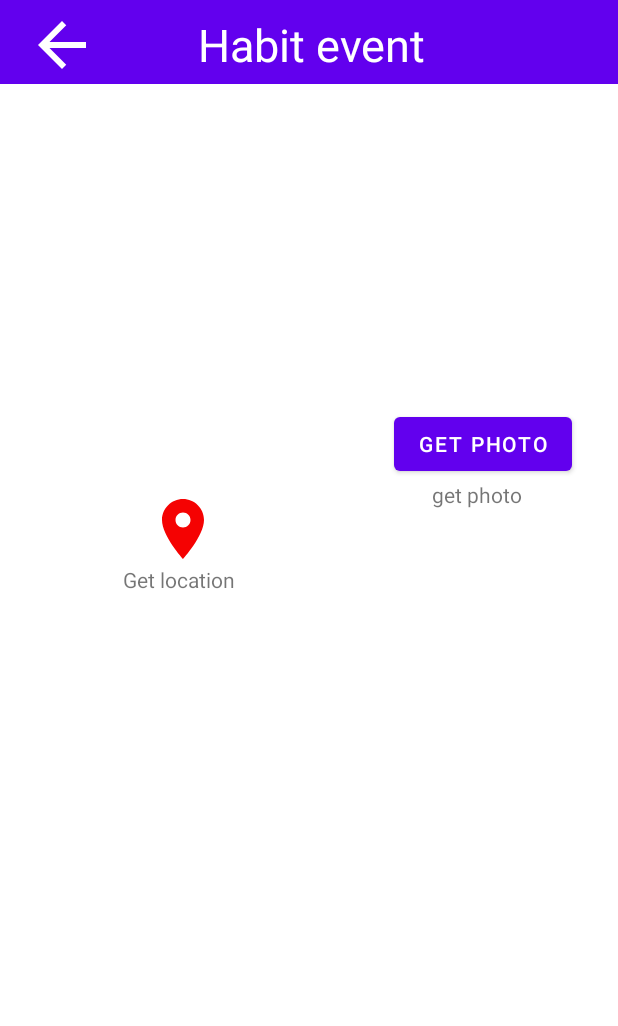
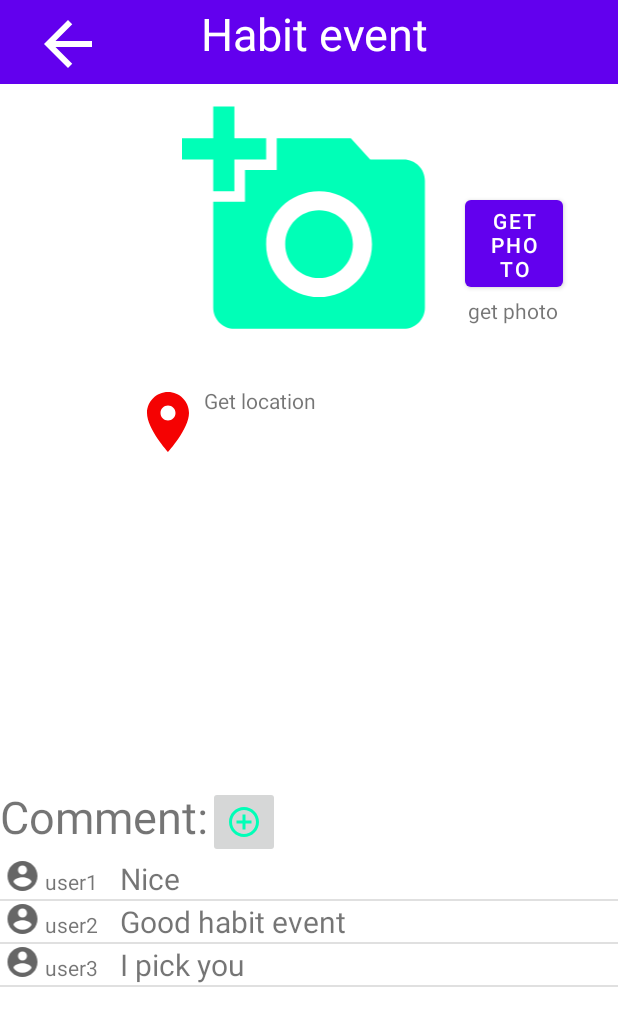
Before and after one commit to CMPUT301F21T27/Habit-tracker, an Android app: the HabitEventActivity screen opened directly, with no data from a screen before it, on a phone screen of 412 x 824 dp. Shown: the top 1026 px of the screen. Run offline under Robolectric (Android 15) with nearby library versions, the phone set to English and light mode, and no system bars.

Commit message:
updated comment

```diff
--- a/app/src/main/AndroidManifest.xml
+++ b/app/src/main/AndroidManifest.xml
@@ -40,7 +40,6 @@
             android:name=".MapsActivity"
             android:exported="true"
             android:label="@string/title_activity_maps" />
-
         <activity android:name=".HabitEventActivity"></activity>
         <activity android:name=".LocationActivity"></activity>
         <activity android:name=".PhotoActivity"></activity>
--- /dev/null
+++ b/app/src/main/java/com/example/team404/Comment.java
@@ -0,0 +1,21 @@
+package com.example.team404;
+
+import java.io.Serializable;
+
+public class Comment implements Serializable {
+    private String account_photo;
+    private String comment;
+
+    public Comment(String account_photo, String comment) {
+        this.account_photo = account_photo;
+        this.comment = comment;
+    }
+
+    public String getAccount_photo() {
+        return this.account_photo;
+    }
+
+    public String getComment() {
+        return this.comment;
+    }
+}
--- /dev/null
+++ b/app/src/main/java/com/example/team404/CommentList.java
@@ -0,0 +1,42 @@
+package com.example.team404;
+
+import android.content.Context;
+import android.view.LayoutInflater;
+import android.view.View;
+import android.view.ViewGroup;
+import android.widget.ArrayAdapter;
+import android.widget.TextView;
+
+import androidx.annotation.NonNull;
+import androidx.annotation.Nullable;
+
+import java.util.ArrayList;
+
+public class CommentList extends ArrayAdapter<Comment> {
+    private ArrayList<Comment> comments;
+    private Context context;
+
+
+    public CommentList(@NonNull Context context, ArrayList<Comment> comments) {
+        super(context, 0, comments);
+        this.comments = comments;
+        this.context = context;
+    }
+
+    @NonNull
+    @Override
+    public View getView(int position, @Nullable View convertView, @NonNull ViewGroup parent) {
+        //return super.getView(position, convertView, parent);
+        View view = convertView;
+        if(view == null){
+            view = LayoutInflater.from(context).inflate(R.layout.comment_content, parent,false);
+        }
+        Comment comment = comments.get(position);
+        //ImageView account_photo = view.findViewById(R.id.account_photo);
+        TextView account = view.findViewById(R.id.account_text);
+        TextView commentName = view.findViewById(R.id.comment_text);
+        account.setText(comment.getAccount_photo());
+        commentName.setText(comment.getComment());
+        return view;
+    }
+}
--- a/app/src/main/java/com/example/team404/Content.java
+++ b/app/src/main/java/com/example/team404/Content.java
@@ -6,8 +6,6 @@ import android.view.View;
 import android.view.ViewGroup;
 import android.widget.ArrayAdapter;
 import android.widget.TextView;
-
-import org.w3c.dom.Text;
 
 import java.text.SimpleDateFormat;
 import java.util.ArrayList;
--- a/app/src/main/java/com/example/team404/HabitEventActivity.java
+++ b/app/src/main/java/com/example/team404/HabitEventActivity.java
@@ -1,16 +1,20 @@
 package com.example.team404;
 
 
+import android.app.AlertDialog;
 import android.app.Dialog;
+import android.content.DialogInterface;
 import android.content.Intent;
 import android.os.Bundle;
 import android.util.Log;
-
 import android.view.View;
+import android.widget.AdapterView;
+import android.widget.ArrayAdapter;
 import android.widget.Button;
+import android.widget.ImageButton;
 import android.widget.ImageView;
+import android.widget.ListView;
 import android.widget.TextView;
-
 import android.widget.Toast;
 
 import androidx.appcompat.app.AppCompatActivity;
@@ -18,12 +22,20 @@ import androidx.appcompat.app.AppCompatActivity;
 import com.google.android.gms.common.ConnectionResult;
 import com.google.android.gms.common.GoogleApiAvailability;
 
-public class HabitEventActivity extends AppCompatActivity {
+import java.util.ArrayList;
+
+public class HabitEventActivity extends AppCompatActivity implements AddCommentFragment.onFragmentInteractionListener, EditCommentFragment.onFragmentInteractionListener  {
     private static final int SECOND_ACTIVITY_REQUEST_CODE = 0;
     private Button LocationButton;
     private Button PhotoButton;
     private ImageView backImage;
     private ImageView LocationImage;
+
+    ListView commentList;
+    ArrayAdapter<Comment> commentAdapter;
+    ArrayList<Comment> commentDataList;
+    int position;
+
 
     private TextView locationvIEW;
     private TextView photo;
@@ -36,6 +48,56 @@ public class HabitEventActivity extends AppCompatActivity {
         super.onCreate(savedInstanceState);
         setContentView(R.layout.activity_habit_event);
 
+        commentList = findViewById(R.id.comment_list);
+
+        String []comments ={"user1", "user2", "user3"};
+        String []accounts = {"Nice", "Good habit event", "I pick you"};
+
+        commentDataList = new ArrayList<>();
+        for (int i=0; i<comments.length;i++){
+            commentDataList.add(new Comment(comments[i], accounts[i]));
+        }
+        commentAdapter = new CommentList(this, commentDataList);
+        commentList.setAdapter(commentAdapter);
+        commentList.setOnItemClickListener(new AdapterView.OnItemClickListener() {
+            @Override
+            public void onItemClick(AdapterView<?> adapterView, View view, int i, long l) {
+                position = i;
+
+                Comment list_info = (Comment) commentList.getItemAtPosition(i);
+                EditCommentFragment editCommentFragment = EditCommentFragment.newInstance(list_info);
+                editCommentFragment.show(getSupportFragmentManager(), "EDIT COMMENT");
+            }
+        });
+        commentList.setOnItemLongClickListener(new AdapterView.OnItemLongClickListener() {
+            @Override
+            public boolean onItemLongClick(AdapterView<?> parent, View view, int
+                    position, long id) {
+                final int selected_item = position;
+
+                new AlertDialog.Builder(HabitEventActivity.this).
+                        setIcon(android.R.drawable.ic_delete)
+                        .setTitle("Are you sure...")
+                        .setMessage("Do you want to delete the comment?")
+                        .setPositiveButton("Yes", new DialogInterface.OnClickListener() {
+                            @Override
+                            public void onClick(DialogInterface dialog, int which)
+                            {
+                                commentDataList.remove(selected_item);
+                                commentAdapter.notifyDataSetChanged();
+                            }
+                        })
+                        .setNegativeButton("No" , null).show();
+
+                return true;
+            }
+        });
+
+
+        final ImageButton addCommentButton = findViewById(R.id.add_comment);
+        addCommentButton.setOnClickListener(v -> {
+            new AddCommentFragment().show(getSupportFragmentManager(), "ADD COMMENT");
+        });
 
         if(isServicesOK()){
             init();
@@ -104,6 +166,17 @@ public class HabitEventActivity extends AppCompatActivity {
         return false;
 
     }
+    @Override
+    public void onOkPressed(Comment newCity){
+        commentAdapter.add(newCity);}
+
+    @Override
+    public void onEditOkPressed(Comment newCity){
+        commentDataList.remove(position);
+        commentAdapter.insert(newCity, position);
+    }
+    @Override
+    public void onCancelPressed(){}
 
 
 }
--- /dev/null
+++ b/app/src/main/res/drawable/ic_baseline_add_a_photo_24.xml
@@ -0,0 +1,5 @@
+<vector android:height="24dp" android:tint="#00FFB7"
+    android:viewportHeight="24" android:viewportWidth="24"
+    android:width="24dp" xmlns:android="http://schemas.android.com/apk/res/android">
+    <path android:fillColor="@android:color/white" android:pathData="M3,4V1h2v3h3v2H5v3H3V6H0V4H3zM6,10V7h3V4h7l1.83,2H21c1.1,0 2,0.9 2,2v12c0,1.1 -0.9,2 -2,2H5c-1.1,0 -2,-0.9 -2,-2V10H6zM13,19c2.76,0 5,-2.24 5,-5s-2.24,-5 -5,-5s-5,2.24 -5,5S10.24,19 13,19zM9.8,14c0,1.77 1.43,3.2 3.2,3.2s3.2,-1.43 3.2,-3.2s-1.43,-3.2 -3.2,-3.2S9.8,12.23 9.8,14z"/>
+</vector>
--- /dev/null
+++ b/app/src/main/res/drawable/ic_baseline_add_circle_outline_24.xml
@@ -0,0 +1,5 @@
+<vector android:height="24dp" android:tint="#00FFB7"
+    android:viewportHeight="24" android:viewportWidth="24"
+    android:width="24dp" xmlns:android="http://schemas.android.com/apk/res/android">
+    <path android:fillColor="@android:color/white" android:pathData="M13,7h-2v4L7,11v2h4v4h2v-4h4v-2h-4L13,7zM12,2C6.48,2 2,6.48 2,12s4.48,10 10,10 10,-4.48 10,-10S17.52,2 12,2zM12,20c-4.41,0 -8,-3.59 -8,-8s3.59,-8 8,-8 8,3.59 8,8 -3.59,8 -8,8z"/>
+</vector>
--- a/app/src/main/res/layout/activity_habit_event.xml
+++ b/app/src/main/res/layout/activity_habit_event.xml
@@ -8,7 +8,7 @@
 
     <androidx.appcompat.widget.Toolbar
         android:id="@+id/toolbar"
-        android:layout_width="0dp"
+        android:layout_width="match_parent"
         android:layout_height="wrap_content"
         android:background="?attr/colorPrimary"
         android:minHeight="?attr/actionBarSize"
@@ -29,9 +29,9 @@
                 android:layout_alignParentStart="true"
                 android:layout_alignParentLeft="true"
                 android:layout_alignParentTop="true"
-                android:layout_marginStart="1dp"
-                android:layout_marginLeft="1dp"
-                android:layout_marginTop="4dp"
+                android:layout_marginStart="5dp"
+                android:layout_marginLeft="5dp"
+                android:layout_marginTop="3dp"
                 android:clickable="true"
                 android:contentDescription="@string/back_button"
                 android:focusable="true"
@@ -44,17 +44,15 @@
 
                 android:layout_width="wrap_content"
 
-                android:layout_height="wrap_content"
-                android:layout_alignParentStart="true"
+                android:layout_height="47dp"
                 android:layout_alignParentLeft="true"
                 android:layout_alignParentTop="true"
                 android:layout_alignParentEnd="true"
                 android:layout_alignParentRight="true"
-                android:layout_marginStart="116dp"
-                android:layout_marginLeft="116dp"
-                android:layout_marginTop="7dp"
-                android:layout_marginEnd="111dp"
-                android:layout_marginRight="111dp"
+                android:layout_marginLeft="117dp"
+                android:layout_marginTop="0dp"
+                android:layout_marginEnd="126dp"
+                android:layout_marginRight="126dp"
                 android:text="Habit event"
                 android:textColor="@color/white"
                 android:textSize="30sp" />
@@ -70,24 +68,23 @@
         android:layout_alignParentStart="true"
         android:layout_alignParentLeft="true"
         android:layout_alignParentTop="true"
-        android:layout_marginTop="212dp"
+        android:layout_marginStart="88dp"
+        android:layout_marginTop="24dp"
         android:clickable="true"
-        android:contentDescription="@string/back_button"
-        android:focusable="true"
         android:src="@drawable/ic_baseline_location_on_24"
         android:visibility="visible"
-        app:layout_constraintBottom_toTopOf="@+id/textView4"
-        app:layout_constraintEnd_toStartOf="@+id/get_photo_button"
+        app:layout_constraintBottom_toBottomOf="@+id/textView4"
+        app:layout_constraintStart_toEndOf="@+id/textView4"
 
-        app:layout_constraintHorizontal_bias="0.455"
         app:layout_constraintStart_toStartOf="parent"
-        app:layout_constraintTop_toBottomOf="@+id/toolbar"
-        app:layout_constraintVertical_bias="1.0" />
+        app:layout_constraintTop_toBottomOf="@+id/imageView"
+        app:layout_constraintVertical_bias="0.0"
+        tools:ignore="SpeakableTextPresentCheck" />
 
     <Button
         android:id="@+id/get_photo_button"
-        android:layout_width="wrap_content"
-        android:layout_height="wrap_content"
+        android:layout_width="65dp"
+        android:layout_height="70dp"
         android:layout_alignParentStart="true"
         android:layout_alignParentTop="true"
         android:layout_alignParentEnd="true"
@@ -98,27 +95,25 @@
         app:layout_constraintHorizontal_bias="0.895"
         app:layout_constraintStart_toStartOf="parent"
         app:layout_constraintTop_toBottomOf="@+id/toolbar"
-        app:layout_constraintVertical_bias="0.3" />
+        app:layout_constraintVertical_bias="0.102" />
 
     <TextView
         android:id="@+id/textView4"
-        android:layout_width="wrap_content"
+        android:layout_width="200dp"
         android:layout_height="wrap_content"
 
-        android:layout_marginBottom="428dp"
+        android:layout_marginTop="24dp"
         android:text="Get location"
-        app:layout_constraintBottom_toBottomOf="parent"
-        app:layout_constraintEnd_toStartOf="@+id/textView5"
-        app:layout_constraintHorizontal_bias="0.384"
-
-        app:layout_constraintStart_toStartOf="parent" />
-
+        app:layout_constraintEnd_toEndOf="parent"
+        app:layout_constraintHorizontal_bias="0.0"
+        app:layout_constraintStart_toEndOf="@+id/locationImage"
+        app:layout_constraintTop_toBottomOf="@+id/imageView" />
 
     <TextView
         android:id="@+id/textView5"
         android:layout_width="wrap_content"
         android:layout_height="wrap_content"
-        android:layout_marginEnd="64dp"
+        android:layout_marginEnd="40dp"
         android:text="get photo"
         app:layout_constraintBottom_toBottomOf="parent"
         app:layout_constraintEnd_toEndOf="parent"
@@ -128,15 +123,64 @@
 
     <ImageView
         android:id="@+id/imageView"
-        android:layout_width="wrap_content"
-        android:layout_height="wrap_content"
-        app:layout_constraintBottom_toTopOf="@+id/get_photo_button"
+        android:layout_width="234dp"
+        android:layout_height="169dp"
+        android:layout_marginTop="8dp"
+        android:visibility="visible"
         app:layout_constraintEnd_toEndOf="parent"
-        app:layout_constraintHorizontal_bias="0.892"
+        app:layout_constraintHorizontal_bias="0.497"
         app:layout_constraintStart_toStartOf="parent"
         app:layout_constraintTop_toBottomOf="@+id/toolbar"
-        app:layout_constraintVertical_bias="0.38"
-        tools:srcCompat="@tools:sample/avatars" />
+        android:src="@drawable/ic_baseline_add_a_photo_24"/>
+
+    <LinearLayout
+        android:layout_width="match_parent"
+        android:layout_height="300dp"
+        android:layout_marginTop="16dp"
+        android:orientation="vertical"
+        app:layout_constraintBottom_toBottomOf="parent"
+        app:layout_constraintEnd_toEndOf="parent"
+        app:layout_constraintHorizontal_bias="0.0"
+        app:layout_constraintStart_toStartOf="parent"
+        app:layout_constraintTop_toBottomOf="@+id/locationImage"
+        app:layout_constraintVertical_bias="1.0">
+
+        <LinearLayout
+            android:layout_width="match_parent"
+            android:layout_height="wrap_content"
+            android:orientation="horizontal"
+            android:id="@+id/linearLayout">
+
+            <TextView
+                android:id="@+id/textView6"
+                android:layout_width="wrap_content"
+                android:layout_height="wrap_content"
+                android:text="Comment:"
+                android:textSize="30sp"
+                tools:layout_conversion_absoluteHeight="40dp"
+                tools:layout_editor_absoluteY="431dp"
+                tools:layout_editor_absoluteX="0dp"
+                tools:layout_conversion_absoluteWidth="139dp" />
+
+            <ImageButton
+                android:id="@+id/add_comment"
+                android:layout_width="wrap_content"
+                android:layout_height="wrap_content"
+                android:minHeight="48dp"
+                android:src="@drawable/ic_baseline_add_circle_outline_24"
+                tools:ignore="SpeakableTextPresentCheck"
+                tools:layout_conversion_absoluteHeight="48dp"
+                tools:layout_editor_absoluteY="431dp"
+                tools:layout_editor_absoluteX="139dp"
+                tools:layout_conversion_absoluteWidth="48dp" />
+        </LinearLayout>
+
+        <ListView
+            android:id="@+id/comment_list"
+            android:layout_width="match_parent"
+            android:layout_height="match_parent"
+             />
+    </LinearLayout>
 
 
 </androidx.constraintlayout.widget.ConstraintLayout>
--- /dev/null
+++ b/app/src/main/res/layout/comment_content.xml
@@ -0,0 +1,30 @@
+<?xml version="1.0" encoding="utf-8"?>
+<LinearLayout xmlns:android="http://schemas.android.com/apk/res/android"
+    xmlns:app="http://schemas.android.com/apk/res-auto"
+    xmlns:tools="http://schemas.android.com/tools"
+    android:layout_width="match_parent"
+    android:layout_height="match_parent">
+
+
+    <ImageView
+        android:id="@+id/account_photo"
+        android:layout_width="30dp"
+        android:layout_height="wrap_content"
+        android:visibility="visible"
+        android:contentDescription="@string/add_account_photo"
+        app:srcCompat="@drawable/ic_baseline_account_circle_24" />
+
+    <TextView
+        android:id="@+id/account_text"
+        android:layout_width="50dp"
+        android:layout_height="wrap_content"
+        android:hint="User" />
+
+    <TextView
+        android:id="@+id/comment_text"
+        android:layout_width="match_parent"
+        android:layout_height="wrap_content"
+        android:layout_weight="1"
+        android:textSize="20sp"
+        android:hint="Add a comment" />
+</LinearLayout>
--- a/app/src/main/res/values/strings.xml
+++ b/app/src/main/res/values/strings.xml
@@ -9,6 +9,10 @@
     <string name="habit_event">Habit event</string>
     <string name="subscribe_list">Subscribe list</string>
     <string name="title_activity_maps">MapsActivity</string>
+    <string name="add_account_photo">add account photo</string>
+    <string name="account_photo_name">account_photo_name</string>
+    <string name="comment_name">comment_name</string>
+
 
 
 </resources>
```
Also changed, not shown: app/src/main/java/com/example/team404/AddCommentFragment.java (added, +73 -0 lines), app/src/main/java/com/example/team404/EditCommentFragment.java (added, +80 -0 lines), app/src/main/res/layout/activity_maps.xml (+6 -7 lines), app/src/main/res/layout/add_comment_fragment_layout.xml (added, +26 -0 lines).
